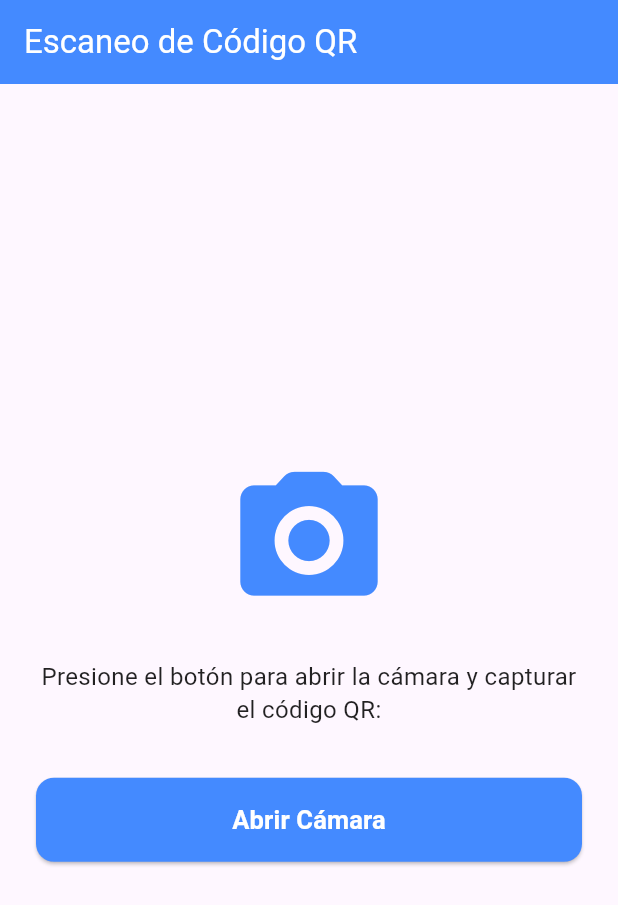
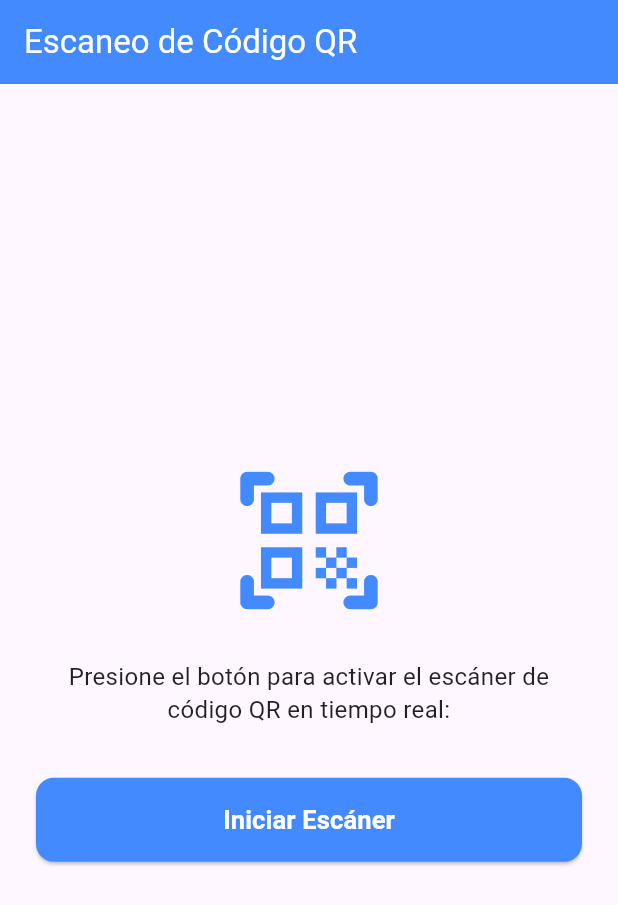
Before and after one commit to IDEATEC1106/appClinicaFamilia, a Flutter app: the screen it shows after launch, on a phone screen of 412 x 824 dp. Shown: the top 905 px of the screen. Run offline on Flutter 3.47's test engine with Material 3 defaults, Android fonts, the phone set to English and light mode, and no system bars; our stand-ins replace permission_handler; missing offline and left inert: mobile_scanner.

Commit message:
Update qr_scanner_screen.dart

```diff
--- a/lib/screens/qr_scanner_screen.dart
+++ b/lib/screens/qr_scanner_screen.dart
@@ -1,5 +1,5 @@
 import 'package:flutter/material.dart';
-import 'package:image_picker/image_picker.dart';
+import 'package:mobile_scanner/mobile_scanner.dart';
 import 'package:permission_handler/permission_handler.dart';
 import '../services/api_service.dart';
 import 'home_screen.dart';
@@ -12,33 +12,63 @@ class QrScannerScreen extends StatefulWidget {
 }
 
 class _QrScannerScreenState extends State<QrScannerScreen> {
-  final ImagePicker _picker = ImagePicker();
+  late final MobileScannerController _controller;
   bool _isProcessing = false;
+  bool _isCameraActive = false;
 
-  Future<void> _abrirCamaraSistema() async {
+  @override
+  void initState() {
+    super.initState();
+    _controller = MobileScannerController(
+      detectionSpeed: DetectionSpeed.noDuplicates,
+      facing: CameraFacing.back,
+      torchEnabled: false,
+      autoStart: false,
+    );
+  }
+
+  Future<void> _activarCamara() async {
     final status = await Permission.camera.request();
     if (!status.isGranted) {
       if (!mounted) return;
-      _mostrarAlerta("Se requiere conceder el permiso de la cámara para continuar.");
+      _mostrarError("Se requiere conceder el permiso de la cámara para continuar.");
       return;
     }
 
+    setState(() {
+      _isCameraActive = true;
+    });
+
     try {
-      // Abre la cámara nativa del celular directamente
-      final XFile? photo = await _picker.pickImage(
-        source: ImageSource.camera,
-        imageQuality: 100,
-      );
+      await _controller.start();
+    } catch (e) {
+      debugPrint("Error al iniciar la cámara: $e");
+    }
+  }
 
-      if (photo == null) return; // Si el usuario cancela, vuelve a la pantalla principal
+  @override
+  void dispose() {
+    _controller.dispose();
+    super.dispose();
+  }
+
+  void _procesarQrDetectado(String qrCode) async {
+    if (_isProcessing || qrCode.trim().isEmpty) return;
 
     setState(() {
       _isProcessing = true;
     });
 
-      // Como el usuario tomó la foto al código QR, pasamos el archivo o ruta a tu servicio de validación
-      // Si tu API valida la imagen o si requieres procesarla:
-      final resultado = await ApiService.validarQr(photo.path);
+    try {
+      await _controller.stop();
+    } catch (_) {}
+
+    if (qrCode.length < 10) {
+      _mostrarError("El código QR escaneado no tiene un formato válido.");
+      return;
+    }
+
+    final resultado = await ApiService.validarQr(qrCode.trim());
 
     if (!mounted) return;
 
@@ -54,28 +84,26 @@ class _QrScannerScreenState extends State<QrScannerScreen> {
         ),
       );
     } else {
-        setState(() {
-          _isProcessing = false;
-        });
-        _mostrarAlerta(resultado.message);
-      }
-    } catch (e) {
-      setState(() {
-        _isProcessing = false;
-      });
-      _mostrarAlerta("Error al procesar la cámara: $e");
+      _mostrarError(resultado.message);
     }
   }
 
-  void _mostrarAlerta(String mensaje) {
+  void _mostrarError(String mensaje) {
     showDialog(
       context: context,
+      barrierDismissible: false,
       builder: (context) => AlertDialog(
         title: const Text("Aviso"),
         content: Text(mensaje),
         actions: [
           TextButton(
-            onPressed: () => Navigator.pop(context),
+            onPressed: () {
+              Navigator.pop(context);
+              setState(() {
+                _isProcessing = false;
+                _isCameraActive = false;
+              });
+            },
             child: const Text("Aceptar"),
           ),
         ],
@@ -90,12 +118,17 @@ class _QrScannerScreenState extends State<QrScannerScreen> {
         title: const Text('Escaneo de Código QR'),
         backgroundColor: Colors.blueAccent,
         foregroundColor: Colors.white,
+        actions: [
+          if (_isCameraActive)
+            IconButton(
+              icon: const Icon(Icons.flash_on),
+              onPressed: () => _controller.toggleTorch(),
             ),
-      body: Center(
-        child: Padding(
-          padding: const EdgeInsets.all(24.0),
-          child: _isProcessing
-              ? const Column(
+        ],
+      ),
+      body: _isProcessing
+          ? const Center(
+              child: Column(
                 mainAxisAlignment: MainAxisAlignment.center,
                 children: [
                   CircularProgressIndicator(),
@@ -105,18 +138,23 @@ class _QrScannerScreenState extends State<QrScannerScreen> {
                     style: TextStyle(fontSize: 16, fontWeight: FontWeight.w500),
                   ),
                 ],
+              ),
             )
-              : Column(
+          : !_isCameraActive
+              ? Center(
+                  child: Padding(
+                    padding: const EdgeInsets.all(24.0),
+                    child: Column(
                       mainAxisAlignment: MainAxisAlignment.center,
                       children: [
                         const Icon(
-                      Icons.camera_alt_rounded,
+                          Icons.qr_code_scanner_rounded,
                           size: 110,
                           color: Colors.blueAccent,
                         ),
                         const SizedBox(height: 24),
                         const Text(
-                      'Presione el botón para abrir la cámara y capturar el código QR:',
+                          'Presione el botón para activar el escáner de código QR en tiempo real:',
                           textAlign: TextAlign.center,
                           style: TextStyle(fontSize: 16, color: Colors.black87, height: 1.4),
                         ),
@@ -132,9 +170,9 @@ class _QrScannerScreenState extends State<QrScannerScreen> {
                                 borderRadius: BorderRadius.circular(12),
                               ),
                             ),
-                        onPressed: _abrirCamaraSistema,
+                            onPressed: _activarCamara,
                             child: const Text(
-                          'Abrir Cámara',
+                              'Iniciar Escáner',
                               style: TextStyle(fontSize: 17, fontWeight: FontWeight.bold),
                             ),
                           ),
@@ -142,6 +180,50 @@ class _QrScannerScreenState extends State<QrScannerScreen> {
                       ],
                     ),
                   ),
+                )
+              : Stack(
+                  fit: StackFit.expand,
+                  children: [
+                    MobileScanner(
+                      controller: _controller,
+                      onDetect: (capture) {
+                        final List<Barcode> barcodes = capture.barcodes;
+                        for (final barcode in barcodes) {
+                          if (barcode.rawValue != null && barcode.rawValue!.isNotEmpty) {
+                            _procesarQrDetectado(barcode.rawValue!);
+                            break;
+                          }
+                        }
+                      },
+                    ),
+                    Center(
+                      child: Container(
+                        width: 260,
+                        height: 260,
+                        decoration: BoxDecoration(
+                          border: Border.all(color: Colors.blueAccent, width: 3),
+                          borderRadius: BorderRadius.circular(16),
+                        ),
+                      ),
+                    ),
+                    Positioned(
+                      bottom: 40,
+                      left: 20,
+                      right: 20,
+                      child: Container(
+                        padding: const EdgeInsets.all(12),
+                        decoration: BoxDecoration(
+                          color: Colors.black54,
+                          borderRadius: BorderRadius.circular(8),
+                        ),
+                        child: const Text(
+                          'Enfoque el Código QR dentro del recuadro',
+                          textAlign: TextAlign.center,
+                          style: TextStyle(color: Colors.white, fontSize: 15),
+                        ),
+                      ),
+                    ),
+                  ],
                 ),
     );
   }
```
Lines whose indentation alone changed are shown as unchanged.
